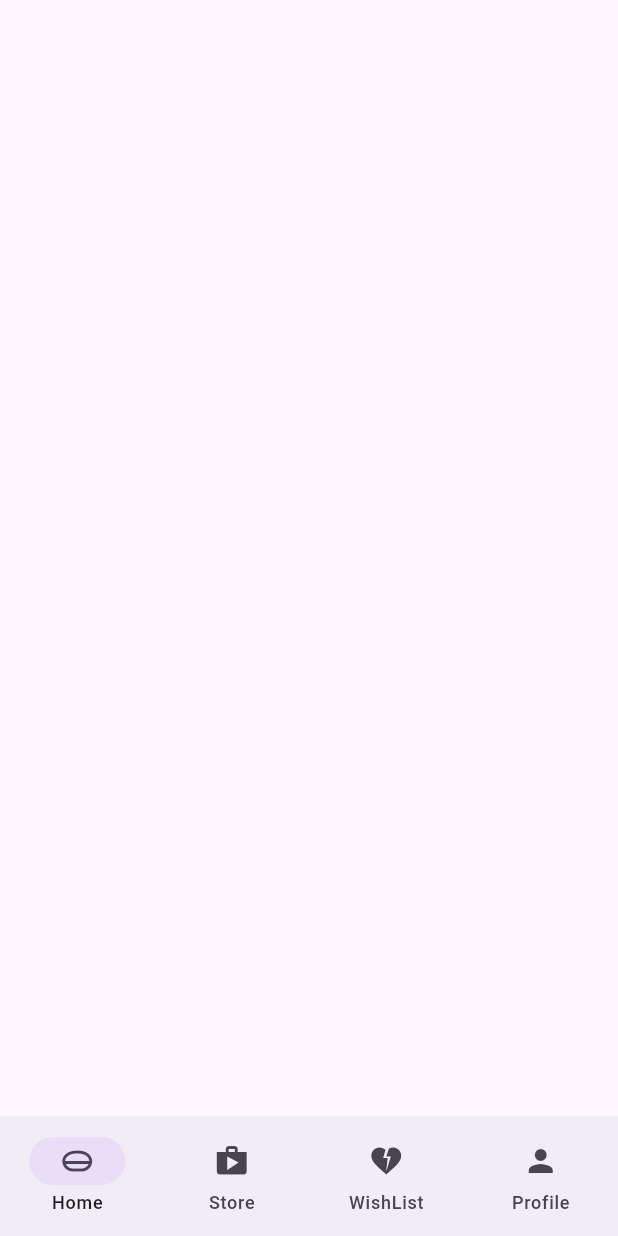
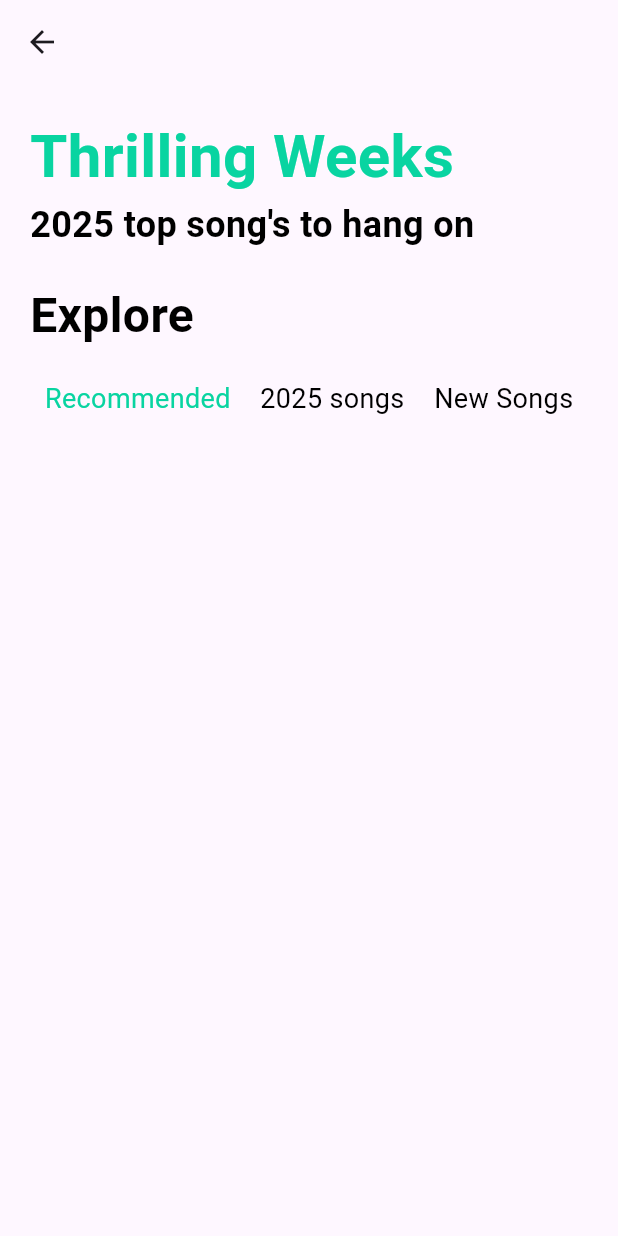
Before and after one commit to 0Talhaa/Flutter-app-practice, a Flutter app: the screen it shows after launch, after a tap on the "search" icon, on a phone screen of 412 x 824 dp. Run offline on Flutter 3.47's test engine with Material 3 defaults, Android fonts, the light colour scheme and no system bars.

Commit message:
This is practice

```diff
--- /dev/null
+++ b/lib/card.dart
@@ -0,0 +1,65 @@
+import 'package:flutter/material.dart';
+
+class MyCard extends StatefulWidget {
+  const MyCard({super.key});
+
+  @override
+  State<MyCard> createState() => _MyCardState();
+}
+
+class _MyCardState extends State<MyCard> {
+  var mycolour = const Color.fromARGB(255, 9, 212, 161);
+  @override
+  Widget build(BuildContext context) {
+    return Scaffold(
+      appBar: AppBar(),
+      body: Padding(
+        padding: const EdgeInsets.symmetric(horizontal: 20),
+        child: ListView(
+          children: [
+            SizedBox(
+              height: 20,
+            ),
+            Text(
+              "Thrilling Weeks",
+              style: TextStyle(
+                color: mycolour,
+                fontSize: 40,
+                fontWeight: FontWeight.bold,
+              ),
+            ),
+            Text(
+              "2025 top song's to hang on",
+              style: TextStyle(
+                  color: Color.fromARGB(255, 0, 0, 0), fontSize: 24, fontWeight: FontWeight.bold),
+            ),SizedBox(height: 20,),
+            Row(
+              mainAxisAlignment: MainAxisAlignment.spaceBetween,
+              children: [
+                Text("Explore", style: TextStyle(color: const Color.fromARGB(255,0,0,0), fontSize: 32, fontWeight: FontWeight.bold),),
+              ],
+            ),
+            SizedBox(height: 20,),
+
+            Row(
+                mainAxisAlignment: MainAxisAlignment.spaceAround,
+                children: [
+                  Text("Recommended",style: TextStyle(color: mycolour, fontSize: 18),),
+                  Text("2025 songs", style: TextStyle(color: Colors.black, fontSize: 18),),
+                  Text("New Songs", style: TextStyle(color: Colors.black, fontSize: 18),),
+                ],
+            ),
+            SizedBox(height: 20,),
+            Container(
+              height: 310,
+              child: ListView.builder(scrollDirection: Axis.horizontal,
+              itemBuilder: (context, index){
+
+              },),
+            ),
+          ],
+        ),
+      ),
+    );
+  }
+}
--- a/lib/myHome.dart
+++ b/lib/myHome.dart
@@ -1,6 +1,7 @@
 import 'package:flutter/material.dart';
 import 'package:flutter/material.dart';
 import 'package:flutter/material.dart';
+import 'package:talha/card.dart';
 import 'package:talha/practice.dart';
 
 class Myhome extends StatefulWidget {
@@ -71,7 +72,7 @@ class _MyhomeState extends State<Myhome> {
             onTap: () {
               Navigator.push(
                 context,
-                MaterialPageRoute(builder: (context) => MyNavigate()),
+                MaterialPageRoute(builder: (context) => MyCard()),
               );
             },
             child: Padding(padding: const EdgeInsets.symmetric(horizontal: 10.0),
--- a/lib/practice.dart
+++ b/lib/practice.dart
@@ -11,7 +11,8 @@ class _MyNavigateState extends State<MyNavigate> {
   @override
   Widget build(BuildContext context) {
     return Scaffold(
-      bottomNavigationBar: NavigationBar(destinations: const[
+      bottomNavigationBar:
+      NavigationBar(destinations: const[
         NavigationDestination(icon: Icon(Icons.home_mini_rounded), label: 'Home',),
         NavigationDestination(icon: Icon(Icons.shop), label: 'Store',),
         NavigationDestination(icon: Icon(Icons.heart_broken), label: 'WishList',),
```
